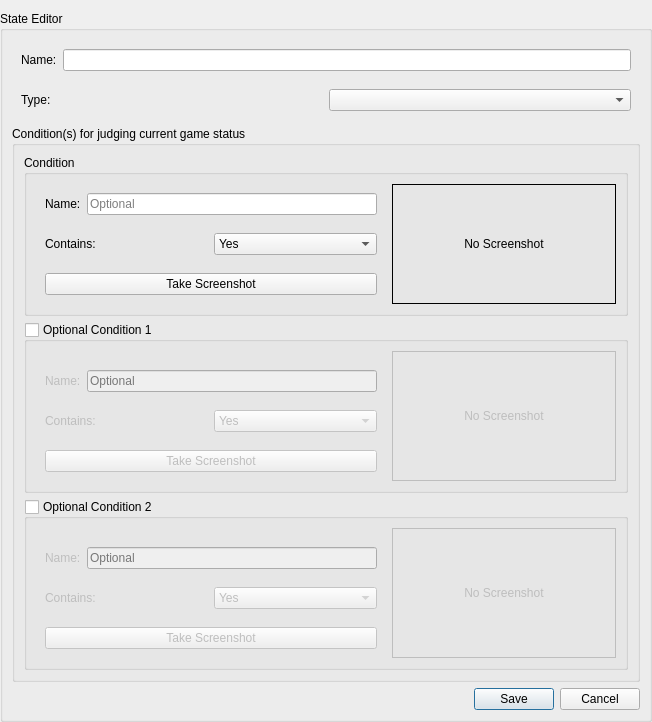
Old version of the form gui/Ui_StatusEditWidget.ui in the repository SeptemberHX/AutoGameTools.
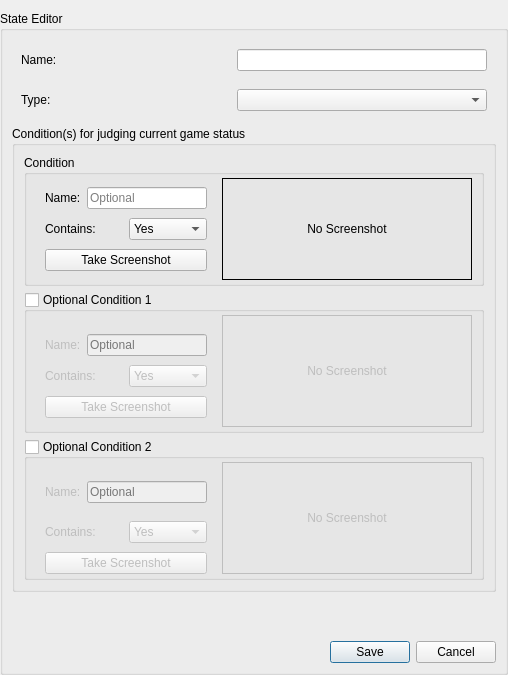
New version of the form.

```diff
--- a/gui/Ui_StatusEditWidget.ui
+++ b/gui/Ui_StatusEditWidget.ui
@@ -6,10 +6,16 @@
    <rect>
     <x>0</x>
     <y>0</y>
-    <width>652</width>
+    <width>496</width>
     <height>675</height>
    </rect>
   </property>
+  <property name="maximumSize">
+   <size>
+    <width>500</width>
+    <height>16777215</height>
+   </size>
+  </property>
   <property name="windowTitle">
    <string>Form</string>
   </property>
@@ -25,6 +31,12 @@
    </property>
    <item>
     <widget class="QGroupBox" name="groupBox">
+     <property name="sizePolicy">
+      <sizepolicy hsizetype="Preferred" vsizetype="Preferred">
+       <horstretch>0</horstretch>
+       <verstretch>0</verstretch>
+      </sizepolicy>
+     </property>
      <property name="title">
       <string>State Editor</string>
      </property>
@@ -58,7 +70,33 @@
              </widget>
             </item>
             <item>
-             <widget class="QLineEdit" name="name_lineEdit"/>
+             <spacer name="horizontalSpacer">
+              <property name="orientation">
+               <enum>Qt::Horizontal</enum>
+              </property>
+              <property name="sizeHint" stdset="0">
+               <size>
+                <width>40</width>
+                <height>20</height>
+               </size>
+              </property>
+             </spacer>
+            </item>
+            <item>
+             <widget class="QLineEdit" name="name_lineEdit">
+              <property name="minimumSize">
+               <size>
+                <width>250</width>
+                <height>0</height>
+               </size>
+              </property>
+              <property name="maximumSize">
+               <size>
+                <width>250</width>
+                <height>16777215</height>
+               </size>
+              </property>
+             </widget>
             </item>
            </layout>
           </widget>
@@ -74,7 +112,20 @@
              </widget>
             </item>
             <item>
-             <widget class="QComboBox" name="type_comboBox"/>
+             <widget class="QComboBox" name="type_comboBox">
+              <property name="minimumSize">
+               <size>
+                <width>250</width>
+                <height>0</height>
+               </size>
+              </property>
+              <property name="maximumSize">
+               <size>
+                <width>250</width>
+                <height>16777215</height>
+               </size>
+              </property>
+             </widget>
             </item>
            </layout>
           </widget>
@@ -100,17 +151,26 @@
             <bool>false</bool>
            </property>
            <layout class="QHBoxLayout" name="horizontalLayout_3">
+            <property name="leftMargin">
+             <number>9</number>
+            </property>
+            <property name="topMargin">
+             <number>3</number>
+            </property>
+            <property name="bottomMargin">
+             <number>3</number>
+            </property>
             <item>
              <widget class="QWidget" name="widget_4" native="true">
               <property name="minimumSize">
                <size>
-                <width>350</width>
+                <width>180</width>
                 <height>0</height>
                </size>
               </property>
               <property name="maximumSize">
                <size>
-                <width>350</width>
+                <width>180</width>
                 <height>16777215</height>
                </size>
               </property>
@@ -153,6 +213,12 @@
                <item>
                 <widget class="QWidget" name="widget_5" native="true">
                  <layout class="QHBoxLayout" name="horizontalLayout_4">
+                  <property name="topMargin">
+                   <number>0</number>
+                  </property>
+                  <property name="bottomMargin">
+                   <number>0</number>
+                  </property>
                   <item>
                    <widget class="QLabel" name="label_4">
                     <property name="text">
@@ -201,6 +267,18 @@
                 <verstretch>0</verstretch>
                </sizepolicy>
               </property>
+              <property name="minimumSize">
+               <size>
+                <width>250</width>
+                <height>0</height>
+               </size>
+              </property>
+              <property name="maximumSize">
+               <size>
+                <width>250</width>
+                <height>16777215</height>
+               </size>
+              </property>
               <property name="frameShape">
                <enum>QFrame::Box</enum>
               </property>
@@ -233,17 +311,23 @@
             <bool>false</bool>
            </property>
            <layout class="QHBoxLayout" name="horizontalLayout_6">
+            <property name="topMargin">
+             <number>3</number>
+            </property>
+            <property name="bottomMargin">
+             <number>3</number>
+            </property>
             <item>
              <widget class="QWidget" name="widget_7" native="true">
               <property name="minimumSize">
                <size>
-                <width>350</width>
+                <width>180</width>
                 <height>0</height>
                </size>
               </property>
               <property name="maximumSize">
                <size>
-                <width>350</width>
+                <width>180</width>
                 <height>16777215</height>
                </size>
               </property>
@@ -286,6 +370,12 @@
                <item>
                 <widget class="QWidget" name="widget_8" native="true">
                  <layout class="QHBoxLayout" name="horizontalLayout_7">
+                  <property name="topMargin">
+                   <number>0</number>
+                  </property>
+                  <property name="bottomMargin">
+                   <number>0</number>
+                  </property>
                   <item>
                    <widget class="QLabel" name="label_5">
                     <property name="text">
@@ -328,6 +418,18 @@
             </item>
             <item>
              <widget class="QLabel" name="preview_label_1">
+              <property name="minimumSize">
+               <size>
+                <width>250</width>
+                <height>0</height>
+               </size>
+              </property>
+              <property name="maximumSize">
+               <size>
+                <width>250</width>
+                <height>16777215</height>
+               </size>
+              </property>
               <property name="frameShape">
                <enum>QFrame::Box</enum>
               </property>
@@ -360,17 +462,23 @@
             <bool>false</bool>
            </property>
            <layout class="QHBoxLayout" name="horizontalLayout_9">
+            <property name="topMargin">
+             <number>3</number>
+            </property>
+            <property name="bottomMargin">
+             <number>3</number>
+            </property>
             <item>
              <widget class="QWidget" name="widget_10" native="true">
               <property name="minimumSize">
                <size>
-                <width>350</width>
+                <width>180</width>
                 <height>0</height>
                </size>
               </property>
               <property name="maximumSize">
                <size>
-                <width>350</width>
+                <width>180</width>
                 <height>16777215</height>
                </size>
               </property>
@@ -443,6 +551,12 @@
                <item>
                 <widget class="QWidget" name="widget_12" native="true">
                  <layout class="QHBoxLayout" name="horizontalLayout_11">
+                  <property name="topMargin">
+                   <number>0</number>
+                  </property>
+                  <property name="bottomMargin">
+                   <number>0</number>
+                  </property>
                   <item>
                    <widget class="QPushButton" name="screenshot_button_2">
                     <property name="text">
@@ -458,6 +572,18 @@
             </item>
             <item>
              <widget class="QLabel" name="preview_label_2">
+              <property name="minimumSize">
+               <size>
+                <width>250</width>
+                <height>0</height>
+               </size>
+              </property>
+              <property name="maximumSize">
+               <size>
+                <width>250</width>
+                <height>16777215</height>
+               </size>
+              </property>
               <property name="frameShape">
                <enum>QFrame::Box</enum>
               </property>
```
